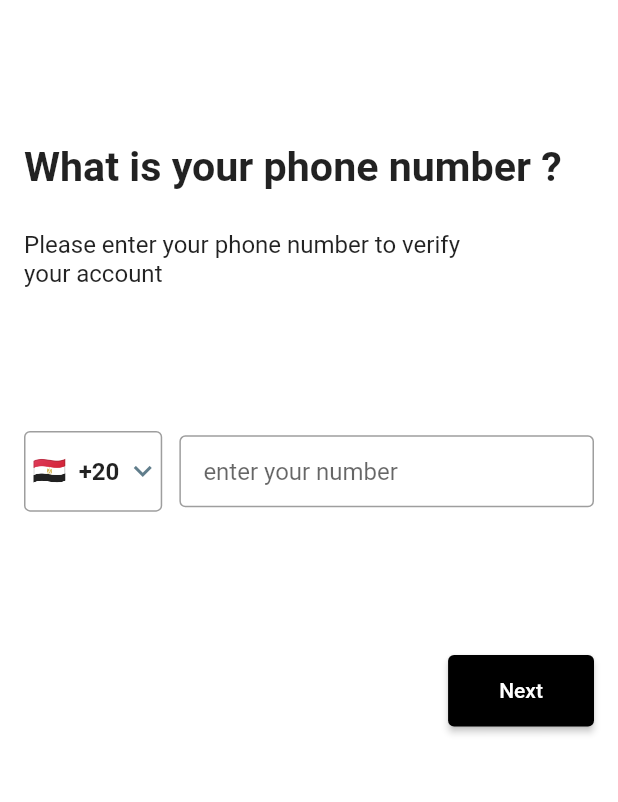
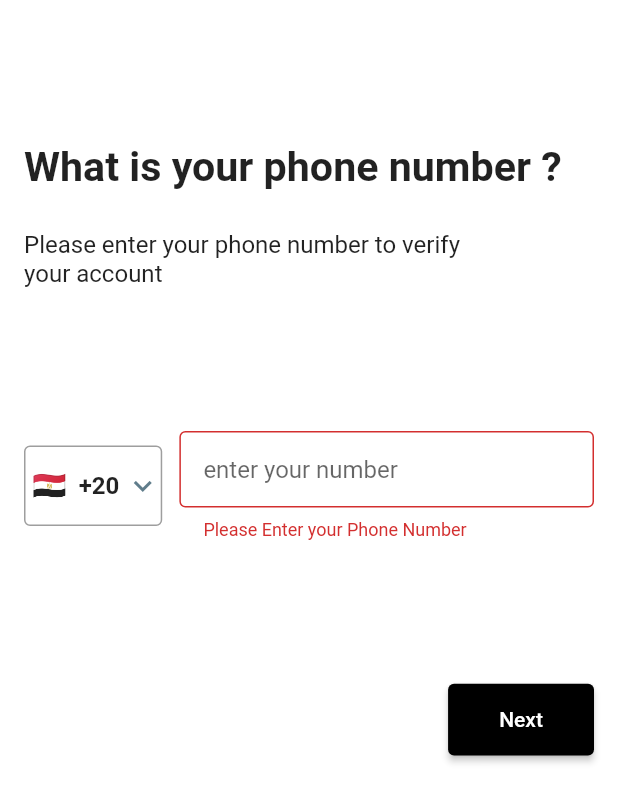
Before and after one commit to elsankary99/test-map, a Flutter app: the screen it shows after launch, after a tap on "Next", on a phone screen of 412 x 824 dp. Shown: the top 802 px of the screen. Run offline on Flutter 3.47's test engine with Material 2 defaults, Android fonts, the phone set to English and light mode, and no system bars; our stand-ins replace firebase_auth, firebase_core, flutter_riverpod, flutter_screenutil; accounts and stored records are empty.

Commit message:
make validate to auth button

```diff
--- a/lib/core/constant/app_strings.dart
+++ b/lib/core/constant/app_strings.dart
@@ -2,5 +2,9 @@ class AppStrings {
   static const String whatIsYourNumber = "What is your phone number ?",
       pleaseEnterYourNumber =
           "Please enter your phone number to verify \nyour account",
-      enterYourNumber = "enter your number";
+      enterYourNumber = "enter your number",
+      next = "Next",
+      verify = "Verify",
+      pleaseEnterYourPhoneErr = "Please Enter your Phone Number",
+      phoneNumberDigitErr = "The phone number must be a 11-digit ";
 }
--- /dev/null
+++ b/lib/core/widget/custom_button.dart
@@ -0,0 +1,23 @@
+import 'package:flutter/material.dart';
+import 'package:flutter_screenutil/flutter_screenutil.dart';
+
+class CustomButton extends StatelessWidget {
+  const CustomButton({super.key, required this.title, this.onPressed});
+  final String title;
+  final void Function()? onPressed;
+  @override
+  Widget build(BuildContext context) {
+    return Align(
+      alignment: Alignment.centerRight,
+      child: SizedBox(
+        width: 85.w,
+        height: 40.h,
+        child: ElevatedButton(
+          onPressed: onPressed,
+          style: ElevatedButton.styleFrom(backgroundColor: Colors.black),
+          child: Text(title),
+        ),
+      ),
+    );
+  }
+}
--- a/lib/main.dart
+++ b/lib/main.dart
@@ -1,5 +1,6 @@
 import 'package:firebase_core/firebase_core.dart';
 import 'package:flutter/material.dart';
+import 'package:flutter_riverpod/flutter_riverpod.dart';
 import 'package:test_map/app.dart';
 import 'package:test_map/core/function/auth_state_changes.dart';
 import 'package:test_map/firebase_options.dart';
@@ -8,5 +9,5 @@ void main() async {
   WidgetsFlutterBinding.ensureInitialized();
   await Firebase.initializeApp(options: DefaultFirebaseOptions.currentPlatform);
   authStateChanges();
-  runApp(const MyApp());
+  runApp(const ProviderScope(child: MyApp()));
 }
--- /dev/null
+++ b/lib/provider/auth_provider/auth_provider.dart
@@ -0,0 +1,23 @@
+import 'dart:developer';
+
+import 'package:flutter/material.dart';
+import 'package:flutter_riverpod/flutter_riverpod.dart';
+
+part 'auth_state.dart';
+
+final authProvider =
+    StateNotifierProvider<AuthProvider, AuthState>((ref) => AuthProvider());
+
+class AuthProvider extends StateNotifier<AuthState> {
+  AuthProvider() : super(AuthInitial());
+
+  String? phoneNumber;
+  GlobalKey<FormState> phoneForm = GlobalKey<FormState>();
+
+  Future<void> signUpWithPhoneNumber() async {
+    if (phoneForm.currentState!.validate()) {
+      phoneForm.currentState!.save();
+      log(phoneNumber!);
+    }
+  }
+}
--- /dev/null
+++ b/lib/provider/auth_provider/auth_state.dart
@@ -0,0 +1,16 @@
+part of 'auth_provider.dart';
+
+abstract class AuthState {
+  const AuthState();
+}
+
+class AuthInitial extends AuthState {}
+
+class AuthLoading extends AuthState {}
+
+class AuthDataFetched extends AuthState {}
+
+class AuthError extends AuthState {
+  final String message;
+  const AuthError(this.message);
+}
--- a/lib/view/screen/auth/auth_page.dart
+++ b/lib/view/screen/auth/auth_page.dart
@@ -1,14 +1,19 @@
+import 'package:flutter_riverpod/flutter_riverpod.dart';
 import 'package:flutter/material.dart';
 import 'package:flutter_screenutil/flutter_screenutil.dart';
+import 'package:test_map/core/constant/app_strings.dart';
+import 'package:test_map/core/widget/custom_button.dart';
+import 'package:test_map/provider/auth_provider/auth_provider.dart';
 import 'package:test_map/view/widget/auth_widet/auth_top_text.dart';
 import 'package:test_map/view/widget/auth_widet/country_code.dart';
 import 'package:test_map/view/widget/auth_widet/custom_text_form_field.dart';
 
-class AuthPage extends StatelessWidget {
+class AuthPage extends ConsumerWidget {
   const AuthPage({super.key});
 
   @override
-  Widget build(BuildContext context) {
+  Widget build(BuildContext context, WidgetRef ref) {
+    final provider = ref.read(authProvider.notifier);
     return Scaffold(
       backgroundColor: Colors.white,
       body: SafeArea(
@@ -19,8 +24,6 @@ class AuthPage extends StatelessWidget {
             slivers: [
               const SliverToBoxAdapter(child: AuthTopText()),
               SliverToBoxAdapter(
-                child: SizedBox(
-                  height: 45.h,
                 child: Row(
                   children: [
                     const Expanded(flex: 1, child: CountryCode()),
@@ -29,21 +32,13 @@ class AuthPage extends StatelessWidget {
                   ],
                 ),
               ),
-              ),
               SliverToBoxAdapter(child: SizedBox(height: 80.h)),
               SliverToBoxAdapter(
-                child: Align(
-                  alignment: Alignment.centerRight,
-                  child: SizedBox(
-                    width: 85.w,
-                    height: 40.h,
-                    child: ElevatedButton(
-                      onPressed: () {},
-                      style: ElevatedButton.styleFrom(
-                          backgroundColor: Colors.black),
-                      child: const Text("Next"),
-                    ),
-                  ),
+                child: CustomButton(
+                  title: AppStrings.next,
+                  onPressed: () async {
+                    await provider.signUpWithPhoneNumber();
+                  },
                 ),
               )
             ],
--- a/lib/view/widget/auth_widet/custom_text_form_field.dart
+++ b/lib/view/widget/auth_widet/custom_text_form_field.dart
@@ -1,19 +1,37 @@
+import 'package:flutter_riverpod/flutter_riverpod.dart';
 import 'package:flutter/material.dart';
 import 'package:test_map/core/constant/app_strings.dart';
+import 'package:test_map/provider/auth_provider/auth_provider.dart';
 
-class CustomTextFormField extends StatelessWidget {
+class CustomTextFormField extends ConsumerWidget {
   const CustomTextFormField({
     super.key,
   });
 
   @override
-  Widget build(BuildContext context) {
-    return TextFormField(
-      keyboardType: TextInputType.phone,
-      decoration: const InputDecoration(
-          contentPadding: EdgeInsets.symmetric(horizontal: 16),
-          hintText: AppStrings.enterYourNumber,
-          border: OutlineInputBorder()),
+  Widget build(BuildContext context, WidgetRef ref) {
+    final provider = ref.read(authProvider.notifier);
+    return Form(
+      key: provider.phoneForm,
+      child: TextFormField(
+        keyboardType: TextInputType.phone,
+        validator: (value) {
+          if (value!.trim().isEmpty) {
+            return AppStrings.pleaseEnterYourPhoneErr;
+          }
+          if (value.trim().length < 11) {
+            return AppStrings.phoneNumberDigitErr;
+          }
+          return null;
+        },
+        onSaved: (phoneNumber) {
+          provider.phoneNumber = phoneNumber!.trim();
+        },
+        decoration: const InputDecoration(
+            contentPadding: EdgeInsets.symmetric(horizontal: 16, vertical: 16),
+            hintText: AppStrings.enterYourNumber,
+            border: OutlineInputBorder()),
+      ),
     );
   }
 }
```
Lines whose indentation alone changed are shown as unchanged.
